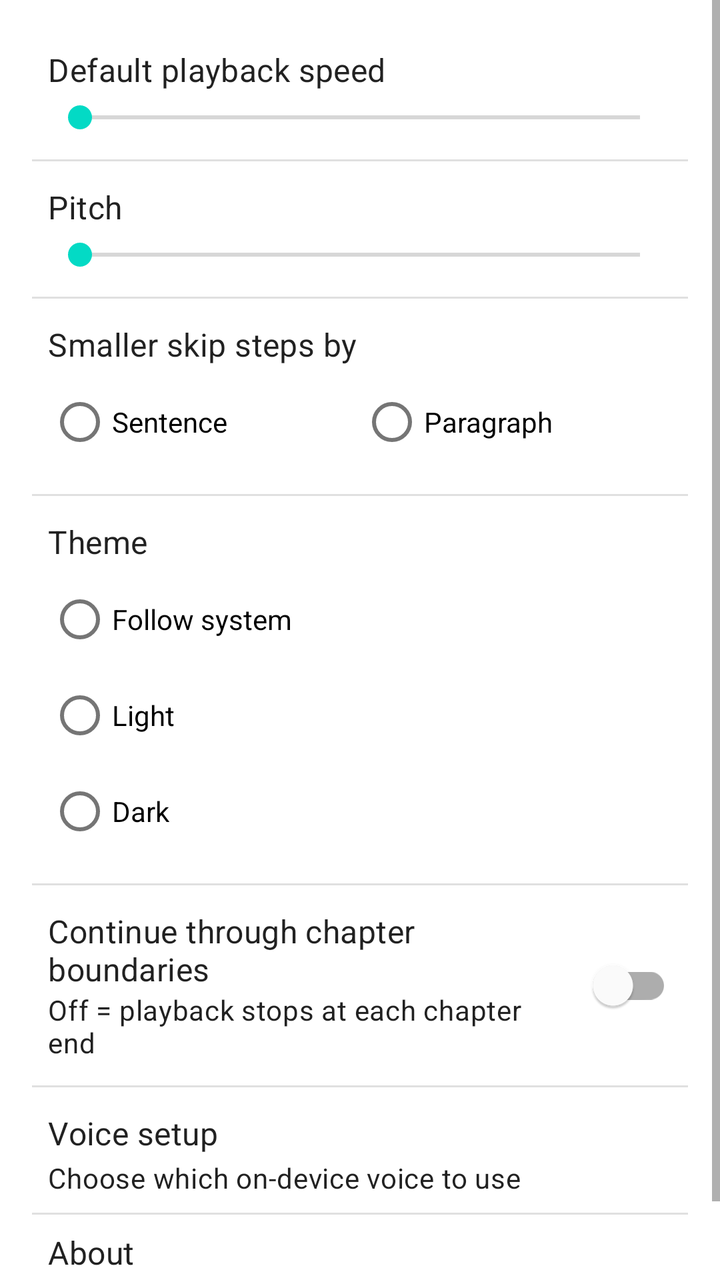
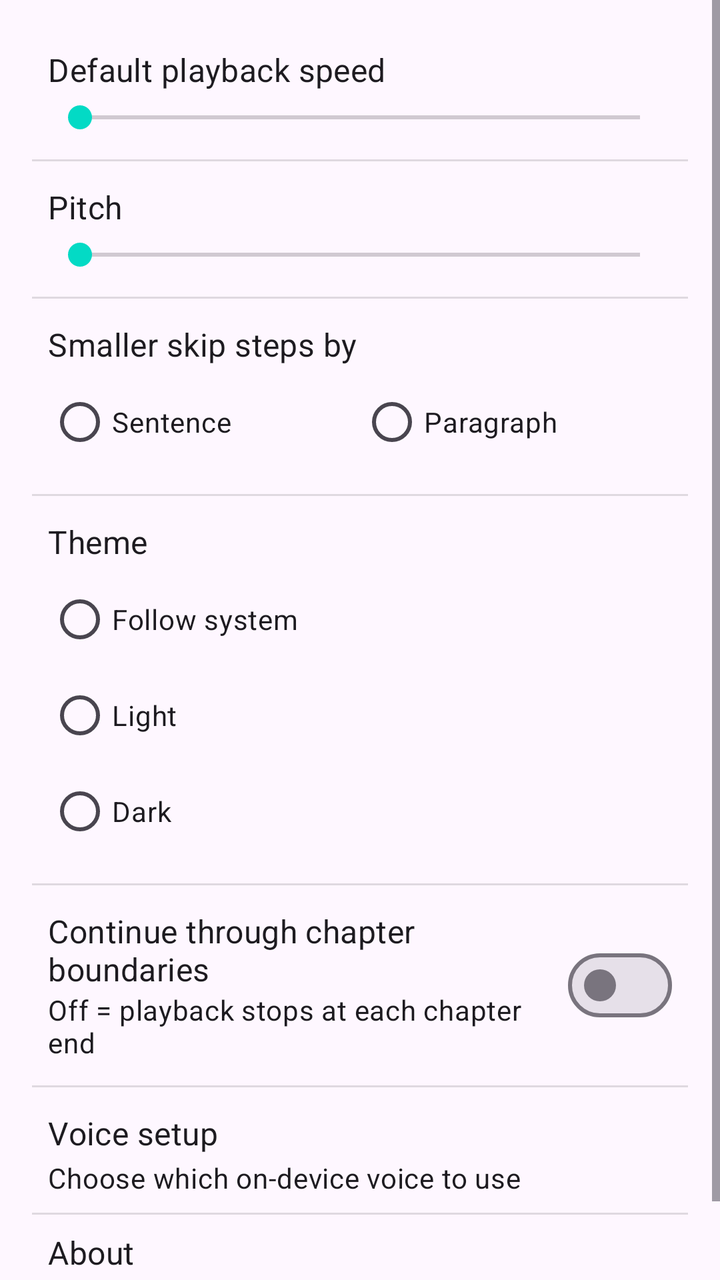

The first picture is an Android layout as it rendered before a commit; the second is the same layout after the commit. The layout source and the unified diff follow.
<!-- AndroidManifest.xml: application theme Theme.Narrator -->
<!-- res/layout/fragment_settings.xml -->
<?xml version="1.0" encoding="utf-8"?>
<ScrollView xmlns:android="http://schemas.android.com/apk/res/android"
    android:layout_width="match_parent"
    android:layout_height="match_parent">

    <LinearLayout
        android:layout_width="match_parent"
        android:layout_height="wrap_content"
        android:orientation="vertical"
        android:padding="16dp">

        
        <LinearLayout
            android:layout_width="match_parent"
            android:layout_height="wrap_content"
            android:orientation="vertical"
            android:padding="8dp">

            <LinearLayout
                android:layout_width="match_parent"
                android:layout_height="wrap_content"
                android:orientation="horizontal"
                android:gravity="center_vertical">

                <TextView
                    android:layout_width="0dp"
                    android:layout_height="wrap_content"
                    android:layout_weight="1"
                    android:text="@string/settings_default_speed"
                    android:textAppearance="?attr/textAppearanceSubtitle1" />

                <TextView
                    android:id="@+id/settings_speed_value"
                    android:layout_width="wrap_content"
                    android:layout_height="wrap_content"
                    android:textAppearance="?attr/textAppearanceBody2" />
            </LinearLayout>

            <SeekBar
                android:id="@+id/settings_speed_seek"
                android:layout_width="match_parent"
                android:layout_height="wrap_content"
                android:layout_marginTop="4dp"
                android:max="12" />
        </LinearLayout>

        <View
            android:layout_width="match_parent"
            android:layout_height="1dp"
            android:layout_marginVertical="4dp"
            android:background="?android:attr/listDivider" />

        
        <LinearLayout
            android:layout_width="match_parent"
            android:layout_height="wrap_content"
            android:orientation="vertical"
            android:padding="8dp">

            <LinearLayout
                android:layout_width="match_parent"
                android:layout_height="wrap_content"
                android:orientation="horizontal"
                android:gravity="center_vertical">

                <TextView
                    android:layout_width="0dp"
                    android:layout_height="wrap_content"
                    android:layout_weight="1"
                    android:text="@string/settings_pitch"
                    android:textAppearance="?attr/textAppearanceSubtitle1" />

                <TextView
                    android:id="@+id/settings_pitch_value"
                    android:layout_width="wrap_content"
                    android:layout_height="wrap_content"
                    android:textAppearance="?attr/textAppearanceBody2" />
            </LinearLayout>

            <SeekBar
                android:id="@+id/settings_pitch_seek"
                android:layout_width="match_parent"
                android:layout_height="wrap_content"
                android:layout_marginTop="4dp"
                android:max="20" />
        </LinearLayout>

        <View
            android:layout_width="match_parent"
            android:layout_height="1dp"
            android:layout_marginVertical="4dp"
            android:background="?android:attr/listDivider" />

        
        <LinearLayout
            android:layout_width="match_parent"
            android:layout_height="wrap_content"
            android:orientation="vertical"
            android:padding="8dp">

            <TextView
                android:layout_width="wrap_content"
                android:layout_height="wrap_content"
                android:text="@string/settings_skip_increment"
                android:textAppearance="?attr/textAppearanceSubtitle1" />

            <RadioGroup
                android:id="@+id/settings_skip_group"
                android:layout_width="match_parent"
                android:layout_height="wrap_content"
                android:layout_marginTop="4dp"
                android:orientation="horizontal">

                <RadioButton
                    android:id="@+id/settings_skip_sentence"
                    android:layout_width="0dp"
                    android:layout_height="wrap_content"
                    android:layout_weight="1"
                    android:text="@string/settings_skip_sentence" />

                <RadioButton
                    android:id="@+id/settings_skip_paragraph"
                    android:layout_width="0dp"
                    android:layout_height="wrap_content"
                    android:layout_weight="1"
                    android:text="@string/settings_skip_paragraph" />
            </RadioGroup>
        </LinearLayout>

        <View
            android:layout_width="match_parent"
            android:layout_height="1dp"
            android:layout_marginVertical="4dp"
            android:background="?android:attr/listDivider" />

        
        <LinearLayout
            android:layout_width="match_parent"
            android:layout_height="wrap_content"
            android:orientation="vertical"
            android:padding="8dp">

            <TextView
                android:layout_width="wrap_content"
                android:layout_height="wrap_content"
                android:text="@string/settings_theme"
                android:textAppearance="?attr/textAppearanceSubtitle1" />

            <RadioGroup
                android:id="@+id/settings_theme_group"
                android:layout_width="match_parent"
                android:layout_height="wrap_content"
                android:layout_marginTop="4dp"
                android:orientation="vertical">

                <RadioButton
                    android:id="@+id/settings_theme_system"
                    android:layout_width="wrap_content"
                    android:layout_height="wrap_content"
                    android:text="@string/settings_theme_system" />

                <RadioButton
                    android:id="@+id/settings_theme_light"
                    android:layout_width="wrap_content"
                    android:layout_height="wrap_content"
                    android:text="@string/settings_theme_light" />

                <RadioButton
                    android:id="@+id/settings_theme_dark"
                    android:layout_width="wrap_content"
                    android:layout_height="wrap_content"
                    android:text="@string/settings_theme_dark" />
            </RadioGroup>
        </LinearLayout>

        <View
            android:layout_width="match_parent"
            android:layout_height="1dp"
            android:layout_marginVertical="4dp"
            android:background="?android:attr/listDivider" />

        
        <LinearLayout
            android:layout_width="match_parent"
            android:layout_height="wrap_content"
            android:orientation="horizontal"
            android:padding="8dp"
            android:gravity="center_vertical">

            <LinearLayout
                android:layout_width="0dp"
                android:layout_height="wrap_content"
                android:layout_weight="1"
                android:orientation="vertical">

                <TextView
                    android:layout_width="wrap_content"
                    android:layout_height="wrap_content"
                    android:text="@string/settings_continue"
                    android:textAppearance="?attr/textAppearanceSubtitle1" />

                <TextView
                    android:layout_width="wrap_content"
                    android:layout_height="wrap_content"
                    android:text="@string/settings_continue_summary"
                    android:textAppearance="?attr/textAppearanceBody2" />
            </LinearLayout>

            <com.google.android.material.switchmaterial.SwitchMaterial
                android:id="@+id/settings_continue_switch"
                android:layout_width="wrap_content"
                android:layout_height="wrap_content" />
        </LinearLayout>

        <View
            android:layout_width="match_parent"
            android:layout_height="1dp"
            android:layout_marginVertical="4dp"
            android:background="?android:attr/listDivider" />

        
        <LinearLayout
            android:id="@+id/settings_voice_setup_row"
            android:layout_width="match_parent"
            android:layout_height="wrap_content"
            android:orientation="vertical"
            android:padding="8dp"
            android:background="?attr/selectableItemBackground">

            <TextView
                android:layout_width="wrap_content"
                android:layout_height="wrap_content"
                android:text="@string/settings_voice_setup"
                android:textAppearance="?attr/textAppearanceSubtitle1" />

            <TextView
                android:layout_width="wrap_content"
                android:layout_height="wrap_content"
                android:layout_marginTop="2dp"
                android:text="@string/settings_voice_setup_summary"
                android:textAppearance="?attr/textAppearanceBody2" />
        </LinearLayout>

        <View
            android:layout_width="match_parent"
            android:layout_height="1dp"
            android:background="?android:attr/listDivider" />

        <LinearLayout
            android:layout_width="match_parent"
            android:layout_height="wrap_content"
            android:orientation="vertical"
            android:padding="8dp">

            <TextView
                android:layout_width="wrap_content"
                android:layout_height="wrap_content"
                android:text="@string/settings_about"
                android:textAppearance="?attr/textAppearanceSubtitle1" />

            <TextView
                android:layout_width="wrap_content"
                android:layout_height="wrap_content"
                android:layout_marginTop="2dp"
                android:text="@string/settings_about_summary"
                android:textAppearance="?attr/textAppearanceBody2" />
        </LinearLayout>
    </LinearLayout>
</ScrollView>
<!-- resources referenced by this layout -->
<resources>
  <string name="settings_about">About</string>
  <string name="settings_about_summary">Narrator · privacy-first audiobook player</string>
  <string name="settings_continue">Continue through chapter boundaries</string>
  <string name="settings_continue_summary">Off = playback stops at each chapter end</string>
  <string name="settings_default_speed">Default playback speed</string>
  <string name="settings_pitch">Pitch</string>
  <string name="settings_skip_increment">Smaller skip steps by</string>
  <string name="settings_skip_paragraph">Paragraph</string>
  <string name="settings_skip_sentence">Sentence</string>
  <string name="settings_theme">Theme</string>
  <string name="settings_theme_dark">Dark</string>
  <string name="settings_theme_light">Light</string>
  <string name="settings_theme_system">Follow system</string>
  <string name="settings_voice_setup">Voice setup</string>
  <string name="settings_voice_setup_summary">Choose which on-device voice to use</string>
  <style name="Theme.Narrator" parent="Theme.MaterialComponents.DayNight.NoActionBar">
          
          <item name="colorPrimary">@color/purple_500</item>
          <item name="colorPrimaryVariant">@color/purple_700</item>
          <item name="colorOnPrimary">@color/white</item>
          
          <item name="colorSecondary">@color/teal_200</item>
          <item name="colorSecondaryVariant">@color/teal_700</item>
          <item name="colorOnSecondary">@color/black</item>
          
          <item name="android:statusBarColor">?attr/colorPrimaryVariant</item>
          
      </style>
  <color name="purple_500">#FF6200EE</color>
  <color name="purple_700">#FF3700B3</color>
  <color name="white">#FFFFFFFF</color>
  <color name="teal_200">#FF03DAC5</color>
  <color name="teal_700">#FF018786</color>
  <color name="black">#FF000000</color>
</resources>

<!-- the commit's change to res/layout/fragment_settings.xml (unified diff, before → after) -->
@@ -206,10 +206,12 @@
                     android:textAppearance="?attr/textAppearanceBody2" />
             </LinearLayout>
 
-            <com.google.android.material.switchmaterial.SwitchMaterial
+            <com.google.android.material.materialswitch.MaterialSwitch
                 android:id="@+id/settings_continue_switch"
                 android:layout_width="wrap_content"
-                android:layout_height="wrap_content" />
+                android:layout_height="wrap_content"
+                android:textOn=""
+                android:textOff="" />
         </LinearLayout>
 
         <View
@@ -247,10 +249,14 @@
             android:background="?android:attr/listDivider" />
 
         <LinearLayout
-            android:layout_width="match_parent"
-            android:layout_height="wrap_content"
-            android:orientation="vertical"
-            android:padding="8dp">
+            android:id="@+id/settings_about_row"
+            android:layout_width="match_parent"
+            android:layout_height="wrap_content"
+            android:orientation="vertical"
+            android:padding="8dp"
+            android:background="?attr/selectableItemBackground"
+            android:clickable="true"
+            android:focusable="true">
 
             <TextView
                 android:layout_width="wrap_content"
<!-- resource entries referenced after the edit -->
@@ -15,7 +15,7 @@
   <string name="settings_theme_system">Follow system</string>
   <string name="settings_voice_setup">Voice setup</string>
   <string name="settings_voice_setup_summary">Choose which on-device voice to use</string>
-  <style name="Theme.Narrator" parent="Theme.MaterialComponents.DayNight.NoActionBar">
+  <style name="Theme.Narrator" parent="Theme.Material3.DayNight.NoActionBar">
           
           <item name="colorPrimary">@color/purple_500</item>
           <item name="colorPrimaryVariant">@color/purple_700</item>
